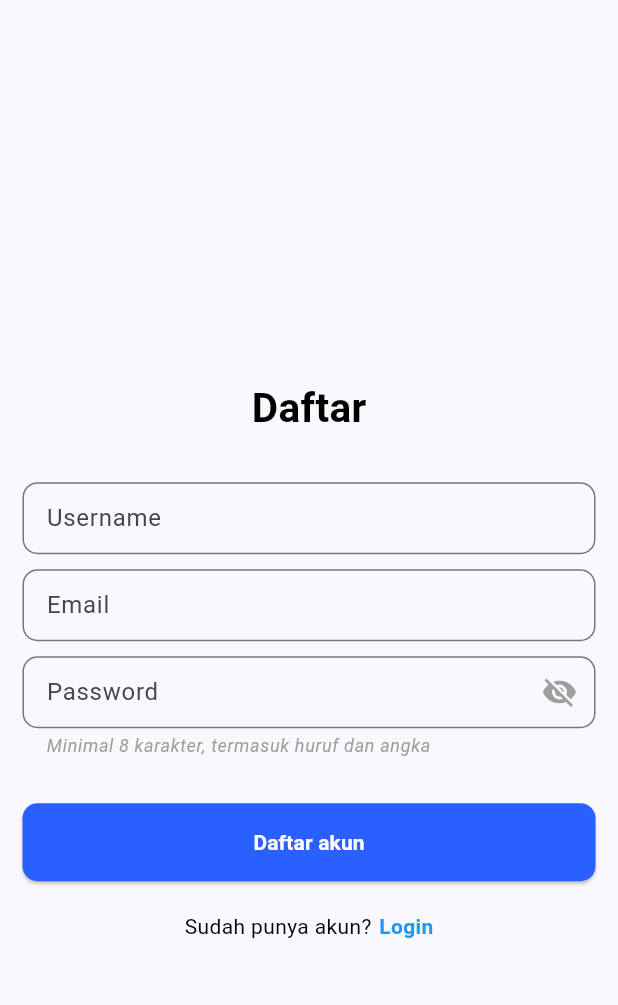
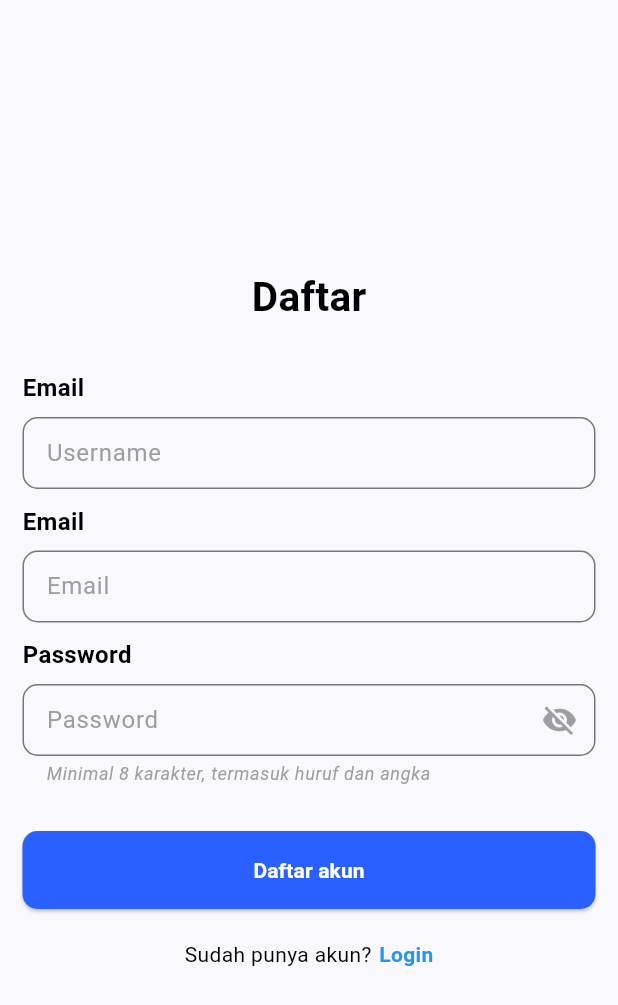
Before and after one commit to irfanarfianto/kajur_app, a Flutter app: the screen it shows after launch, after a tap on "Daftar", on a phone screen of 412 x 824 dp. Shown: the top 1005 px of the screen. Run offline on Flutter 3.47's test engine with Material 3 defaults, Android fonts, the phone set to English and light mode, and no system bars; our stand-ins replace cloud_firestore, dropdown_button2, firebase_auth, firebase_core, firebase_storage, flutter_image_compress and 6 more; missing offline and left inert: animated_snack_bar; accounts and stored records are empty; Roboto replaces fonts that are missing (Poppins).

```diff
--- a/lib/global/common/toast.dart
+++ b/lib/global/common/toast.dart
@@ -1,5 +1,5 @@
-import 'package:flutter/material.dart';
 import 'package:fluttertoast/fluttertoast.dart';
+import 'package:kajur_app/design/system.dart';
 
 void showToast({required String message}) {
   Fluttertoast.showToast(
@@ -7,7 +7,7 @@ void showToast({required String message}) {
       toastLength: Toast.LENGTH_SHORT,
       gravity: ToastGravity.BOTTOM,
       timeInSecForIosWeb: 2,
-      backgroundColor: Colors.blue,
-      textColor: Colors.white,
+      backgroundColor: DesignSystem.primaryColor,
+      textColor: DesignSystem.whiteColor,
       fontSize: 16.0);
 }
--- a/lib/screens/auth/login.dart
+++ b/lib/screens/auth/login.dart
@@ -35,12 +35,11 @@ class _LoginPageState extends State<LoginPage> {
   @override
   Widget build(BuildContext context) {
     return Scaffold(
-      appBar: AppBar(
-        automaticallyImplyLeading: false,
-      ),
       body: Center(
         child: Padding(
-          padding: const EdgeInsets.symmetric(horizontal: 15),
+          padding: const EdgeInsets.symmetric(horizontal: 16),
+          child: SingleChildScrollView(
+            physics: BouncingScrollPhysics(),
             child: Column(
               mainAxisAlignment: MainAxisAlignment.center,
               children: [
@@ -54,26 +53,60 @@ class _LoginPageState extends State<LoginPage> {
                 SizedBox(
                   height: 30,
                 ),
+                Column(
+                  crossAxisAlignment: CrossAxisAlignment.start,
+                  children: [
+                    Text(
+                      'Email',
+                      style: TextStyle(
+                        fontSize: 16,
+                        fontWeight: FontWeight.bold,
+                        color: DesignSystem.blackColor,
+                      ),
+                    ),
+                    SizedBox(height: 8.0),
                     TextFormField(
                       controller: _emailController,
+                      textCapitalization: TextCapitalization.words,
+                      keyboardType: TextInputType.emailAddress,
+                      textInputAction: TextInputAction.next,
                       style: TextStyle(color: DesignSystem.blackColor),
                       decoration: InputDecoration(
-                  labelText: 'Email',
-                  hintStyle: TextStyle(color: DesignSystem.greyColor),
+                        hintText: 'Email',
+                        hintStyle: TextStyle(
+                          color: DesignSystem.greyColor,
+                          fontWeight: FontWeight.normal,
                         ),
-                keyboardType: TextInputType.emailAddress,
-                textInputAction: TextInputAction.next,
-                onFieldSubmitted: (_) => FocusScope.of(context).nextFocus(),
+                      ),
+                      onFieldSubmitted: (_) =>
+                          FocusScope.of(context).nextFocus(),
+                    ),
+                  ],
                 ),
                 SizedBox(
                   height: 10,
                 ),
+                Column(
+                  crossAxisAlignment: CrossAxisAlignment.start,
+                  children: [
+                    Text(
+                      'Password',
+                      style: TextStyle(
+                        fontSize: 16,
+                        fontWeight: FontWeight.bold,
+                        color: DesignSystem.blackColor,
+                      ),
+                    ),
+                    SizedBox(height: 8.0),
                     TextFormField(
                       controller: _passwordController,
                       style: TextStyle(color: DesignSystem.blackColor),
                       decoration: InputDecoration(
-                  labelText: 'Password',
-                  hintStyle: TextStyle(color: DesignSystem.greyColor),
+                        hintText: 'Password',
+                        hintStyle: TextStyle(
+                          color: DesignSystem.greyColor,
+                          fontWeight: FontWeight.normal,
+                        ),
                         suffixIcon: Padding(
                           padding: const EdgeInsets.all(8.0),
                           child: InkWell(
@@ -81,7 +114,6 @@ class _LoginPageState extends State<LoginPage> {
                             splashColor: Colors.transparent,
                             onTap: () {
                               setState(() {
-                          // Mengubah visibilitas teks password
                                 _passwordVisible = !_passwordVisible;
                               });
                             },
@@ -98,6 +130,8 @@ class _LoginPageState extends State<LoginPage> {
                       obscureText: !_passwordVisible,
                       textInputAction: TextInputAction.done,
                     ),
+                  ],
+                ),
                 SizedBox(
                   height: 30,
                 ),
@@ -109,10 +143,12 @@ class _LoginPageState extends State<LoginPage> {
                     child: Center(
                       child: _isSigning
                           ? SizedBox(
-                            width: 20,
-                            height: 20,
-                            child:
-                                CircularProgressIndicator(color: Colors.white))
+                              width: 15,
+                              height: 15,
+                              child: CircularProgressIndicator(
+                                color: Colors.white,
+                                strokeWidth: 1,
+                              ))
                           : Text(
                               "Login",
                               style: TextStyle(
@@ -141,6 +177,7 @@ class _LoginPageState extends State<LoginPage> {
                           Icon(
                             FontAwesomeIcons.google,
                             color: DesignSystem.blackColor,
+                            size: 20,
                           ),
                           SizedBox(
                             width: 5,
@@ -187,6 +224,7 @@ class _LoginPageState extends State<LoginPage> {
                   ],
                 ),
               ],
+            ),
           ),
         ),
       ),
--- a/lib/screens/auth/register.dart
+++ b/lib/screens/auth/register.dart
@@ -33,12 +33,12 @@ class _SignUpPageState extends State<SignUpPage> {
   @override
   Widget build(BuildContext context) {
     return Scaffold(
-      appBar: AppBar(
-        automaticallyImplyLeading: false,
-      ),
       body: Center(
+        child: Scrollbar(
           child: Padding(
             padding: const EdgeInsets.symmetric(horizontal: 15),
+            child: SingleChildScrollView(
+              physics: BouncingScrollPhysics(),
               child: Column(
                 mainAxisAlignment: MainAxisAlignment.center,
                 children: [
@@ -53,40 +53,95 @@ class _SignUpPageState extends State<SignUpPage> {
                   SizedBox(
                     height: 30,
                   ),
+                  Column(
+                    crossAxisAlignment: CrossAxisAlignment.start,
+                    children: [
+                      Text(
+                        'Email',
+                        style: TextStyle(
+                          fontSize: 16,
+                          fontWeight: FontWeight.bold,
+                          color: DesignSystem.blackColor,
+                        ),
+                      ),
+                      SizedBox(height: 8.0),
                       TextFormField(
                         controller: _usernameController,
+                        textCapitalization: TextCapitalization.words,
+                        keyboardType: TextInputType.name,
+                        textInputAction: TextInputAction.next,
                         style: TextStyle(color: DesignSystem.blackColor),
                         decoration: InputDecoration(
-                  labelText: 'Username',
-                  hintStyle: TextStyle(color: DesignSystem.greyColor),
+                          hintText: 'Username',
+                          hintStyle: TextStyle(
+                            color: DesignSystem.greyColor,
+                            fontWeight: FontWeight.normal,
                           ),
-                keyboardType: TextInputType.name,
-                textInputAction: TextInputAction.next,
+                        ),
+                        onFieldSubmitted: (_) =>
+                            FocusScope.of(context).nextFocus(),
+                      ),
+                    ],
                   ),
                   SizedBox(
                     height: 10,
                   ),
+                  Column(
+                    crossAxisAlignment: CrossAxisAlignment.start,
+                    children: [
+                      Text(
+                        'Email',
+                        style: TextStyle(
+                          fontSize: 16,
+                          fontWeight: FontWeight.bold,
+                          color: DesignSystem.blackColor,
+                        ),
+                      ),
+                      SizedBox(height: 8.0),
                       TextFormField(
                         controller: _emailController,
+                        textCapitalization: TextCapitalization.words,
+                        keyboardType: TextInputType.emailAddress,
+                        textInputAction: TextInputAction.next,
                         style: TextStyle(color: DesignSystem.blackColor),
                         decoration: InputDecoration(
-                  labelText: 'Email',
-                  hintStyle: TextStyle(color: DesignSystem.greyColor),
+                          hintText: 'Email',
+                          hintStyle: TextStyle(
+                            color: DesignSystem.greyColor,
+                            fontWeight: FontWeight.normal,
                           ),
-                keyboardType: TextInputType.emailAddress,
-                textInputAction: TextInputAction.next,
-                onFieldSubmitted: (_) => FocusScope.of(context).nextFocus(),
+                        ),
+                        onFieldSubmitted: (_) =>
+                            FocusScope.of(context).nextFocus(),
+                      ),
+                    ],
                   ),
                   SizedBox(
                     height: 10,
                   ),
+                  Column(
+                    crossAxisAlignment: CrossAxisAlignment.start,
+                    children: [
+                      Text(
+                        'Password',
+                        style: TextStyle(
+                          fontSize: 16,
+                          fontWeight: FontWeight.bold,
+                          color: DesignSystem.blackColor,
+                        ),
+                      ),
+                      SizedBox(height: 8.0),
                       TextFormField(
                         controller: _passwordController,
                         style: TextStyle(color: DesignSystem.blackColor),
                         decoration: InputDecoration(
-                  labelText: 'Password',
-                  hintStyle: TextStyle(color: DesignSystem.greyColor),
-                  helperText: 'Minimal 8 karakter, termasuk huruf dan angka',
+                          hintText: 'Password',
+                          hintStyle: TextStyle(
+                            color: DesignSystem.greyColor,
+                            fontWeight: FontWeight.normal,
+                          ),
+                          helperText:
+                              'Minimal 8 karakter, termasuk huruf dan angka',
                           helperStyle: TextStyle(
                             color: DesignSystem.greyColor,
                             fontStyle: FontStyle.italic,
@@ -114,6 +169,8 @@ class _SignUpPageState extends State<SignUpPage> {
                         keyboardType: TextInputType.visiblePassword,
                         obscureText: !_passwordVisible,
                         textInputAction: TextInputAction.done,
+                      ),
+                    ],
                   ),
                   SizedBox(
                     height: 30,
@@ -176,6 +233,8 @@ class _SignUpPageState extends State<SignUpPage> {
                     ],
                   ),
                 ],
+              ),
+            ),
           ),
         ),
       ),
```
Lines whose indentation alone changed are shown as unchanged.
